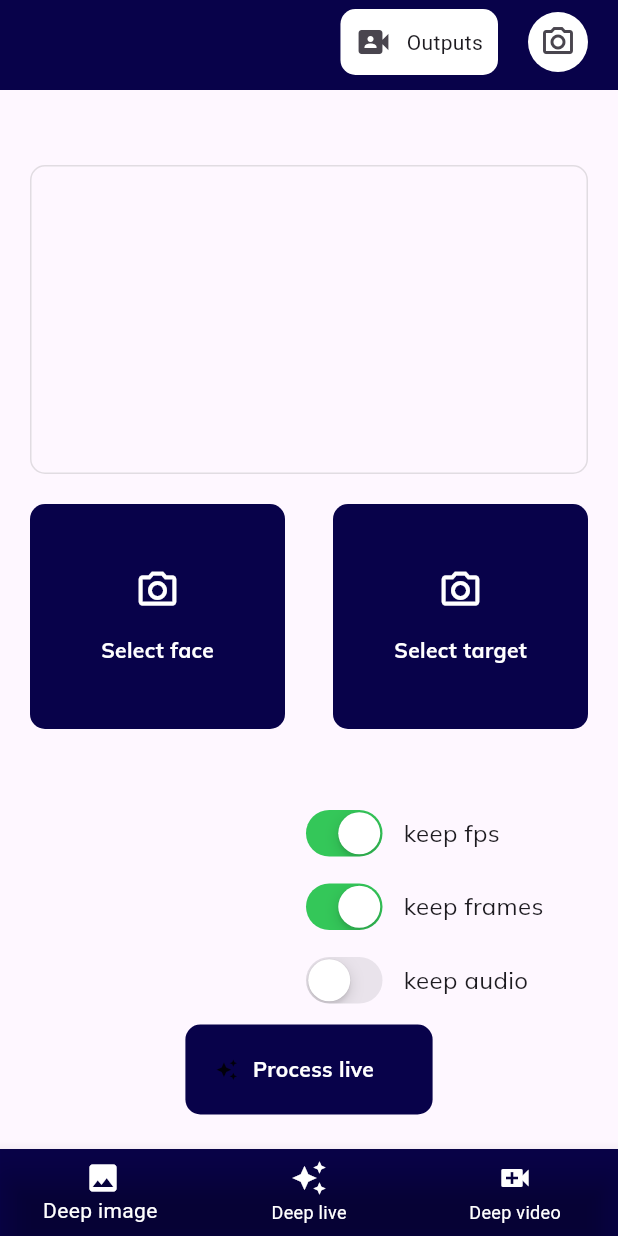
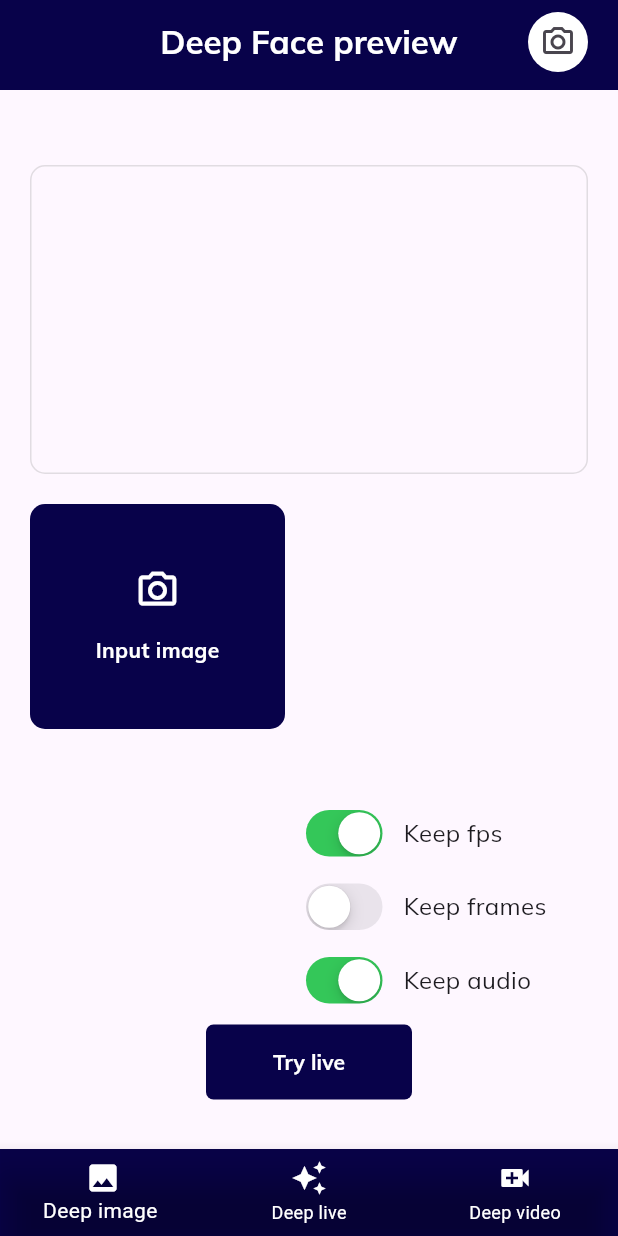
Before and after one commit to nicowalter256/flutter_deep_face_cam, a Flutter app: the screen it shows after launch, item 2 of the bottom bar chosen, on a phone screen of 412 x 824 dp. Run offline on Flutter 3.47's test engine with Material 3 defaults, Android fonts, the phone set to English and light mode, and no system bars; our stand-ins replace google_fonts, image_picker.

Commit message:
fix: positioned close icon, open camera on try live

```diff
--- a/lib/controllers/home_controller.dart
+++ b/lib/controllers/home_controller.dart
@@ -3,18 +3,28 @@ import 'package:flutter/material.dart';
 class HomeController extends ChangeNotifier {
   int currentIndex = 0;
 
-  String btnText = "image";
+  String btnText = "Process image";
+  String cardText = "Select image";
+
+  List<Map<String, dynamic>> switchOtions = [
+    {"id": 1, "name": "Keep fps", "status": true},
+    {"id": 2, "name": "Keep frames", "status": false},
+    {"id": 3, "name": "Keep audio", "status": true}
+  ];
 
   void updateIndex(int index) {
     currentIndex = index;
     if (index == 0) {
-      btnText = "image";
+      btnText = "Process image";
+      cardText = "Select image";
     }
     if (index == 1) {
-      btnText = "live";
+      btnText = "Try live";
+      cardText = "Input image";
     }
     if (index == 2) {
-      btnText = "video";
+      btnText = "Process video";
+      cardText = "Select video";
     }
     notifyListeners();
   }
--- a/lib/views/home_screen.dart
+++ b/lib/views/home_screen.dart
@@ -1,10 +1,12 @@
 import 'package:flutter/material.dart';
 import 'package:google_fonts/google_fonts.dart';
+import 'package:image_picker/image_picker.dart';
 import 'package:provider/provider.dart';
 import '../constants/colors.dart';
 import '../controllers/home_controller.dart';
 import '../widgets/app_bar_widget.dart';
 import '../widgets/bottom_navigation_widget.dart';
+import '../widgets/custom_button.dart';
 import '../widgets/process_image.dart';
 import '../widgets/switch_widget.dart';
 
@@ -16,6 +18,7 @@ class HomeScreen extends StatefulWidget {
 }
 
 class _HomeScreenState extends State<HomeScreen> {
+  ImagePicker imagePicker = ImagePicker();
   @override
   Widget build(BuildContext context) {
     final size = MediaQuery.sizeOf(context);
@@ -51,44 +54,31 @@ class _HomeScreenState extends State<HomeScreen> {
                     children: [
                       const ProcessImage(),
                       const SizedBox(height: 50),
-                      const SwitchWidget(
-                        title: "keep fps",
-                        toggler: true,
-                      ),
-                      const SwitchWidget(
-                        title: "keep frames",
-                        toggler: true,
-                      ),
-                      const SwitchWidget(
-                        title: "keep audio",
-                        toggler: false,
-                      ),
-                      Container(
-                        width: size.height / 5,
-                        decoration: const BoxDecoration(
-                          color: blueBG,
-                          borderRadius: BorderRadius.all(
-                            Radius.circular(10),
-                          ),
+                      if (controller.currentIndex != 0)
+                        Column(
+                          mainAxisSize: MainAxisSize.min,
+                          children: List.generate(
+                              controller.switchOtions.length, (index) {
+                            var data = controller.switchOtions[index];
+                            return SwitchWidget(
+                              title: data['name'],
+                              toggler: data['status'],
+                            );
+                          }).toList(),
                         ),
-                        padding: const EdgeInsets.symmetric(
-                            horizontal: 20, vertical: 20),
-                        child: Row(
-                          children: [
-                            const Icon(
-                              Icons.auto_awesome,
-                              size: 15,
-                            ),
-                            const SizedBox(width: 10),
-                            Text(
-                              "Process ${controller.btnText}",
-                              style: GoogleFonts.mulish(
-                                textStyle: const TextStyle(
-                                    color: whiteBG,
-                                    fontWeight: FontWeight.bold),
-                              ),
-                            )
-                          ],
+                      SizedBox(
+                        width: size.width / 3,
+                        child: CustomButton(
+                          name: controller.btnText,
+                          btnColor: blueBG,
+                          textColor: whiteBG,
+                          onPress: () async => {
+                            if (controller.currentIndex == 1)
+                              {
+                                await imagePicker.pickImage(
+                                    source: ImageSource.camera)
+                              }
+                          },
                         ),
                       ),
                     ],
--- a/lib/widgets/app_bar_widget.dart
+++ b/lib/widgets/app_bar_widget.dart
@@ -1,4 +1,5 @@
 import 'package:flutter/material.dart';
+import 'package:google_fonts/google_fonts.dart';
 
 import '../constants/colors.dart';
 
@@ -11,21 +12,15 @@ class AppBarWidget extends StatelessWidget implements PreferredSizeWidget {
       flexibleSpace: Container(
         decoration: const BoxDecoration(color: blueBG),
       ),
+      title: Text(
+        "Deep Face preview",
+        style: GoogleFonts.mulish(
+          textStyle:
+              const TextStyle(color: whiteBG, fontWeight: FontWeight.bold),
+        ),
+      ),
+      centerTitle: true,
       actions: [
-        Container(
-          padding: const EdgeInsets.symmetric(horizontal: 10, vertical: 10),
-          decoration: const BoxDecoration(
-              color: whiteBG,
-              borderRadius: BorderRadius.all(Radius.circular(10))),
-          child: const Row(
-            mainAxisAlignment: MainAxisAlignment.spaceBetween,
-            children: [
-              Icon(Icons.video_camera_front),
-              SizedBox(width: 10),
-              Text("Outputs")
-            ],
-          ),
-        ),
         const SizedBox(width: 20),
         Container(
           height: 40,
--- a/lib/widgets/process_image.dart
+++ b/lib/widgets/process_image.dart
@@ -2,7 +2,9 @@ import 'dart:io';
 import 'package:flutter/material.dart';
 import 'package:google_fonts/google_fonts.dart';
 import 'package:image_picker/image_picker.dart';
+import 'package:provider/provider.dart';
 import '../constants/colors.dart';
+import '../controllers/home_controller.dart';
 
 class ProcessImage extends StatefulWidget {
   const ProcessImage({super.key});
@@ -156,6 +158,9 @@ class _ProcessImageState extends State<ProcessImage> {
 
   @override
   Widget build(BuildContext context) {
+    return Consumer<HomeController>(
+      builder: (BuildContext context, HomeController value, Widget? child) {
+        final controller = context.read<HomeController>();
         return Padding(
           padding: const EdgeInsets.symmetric(horizontal: 20),
           child: Row(
@@ -173,7 +178,9 @@ class _ProcessImageState extends State<ProcessImage> {
                         width: 170,
                       ),
                     ),
-                Positioned.fill(
+                    Positioned(
+                        top: 5,
+                        right: 5,
                         child: Center(
                           child: GestureDetector(
                             onTap: () {
@@ -207,6 +214,15 @@ class _ProcessImageState extends State<ProcessImage> {
                     child: Column(
                       mainAxisAlignment: MainAxisAlignment.center,
                       children: [
+                        if (controller.currentIndex == 2)
+                          const Center(
+                            child: Icon(
+                              Icons.video_camera_back_outlined,
+                              size: 30,
+                              color: whiteBG,
+                            ),
+                          ),
+                        if (controller.currentIndex != 2)
                           const Center(
                             child: Icon(
                               Icons.camera_alt_outlined,
@@ -216,7 +232,7 @@ class _ProcessImageState extends State<ProcessImage> {
                           ),
                         const SizedBox(height: 15),
                         Text(
-                      "Select face",
+                          controller.cardText,
                           style: GoogleFonts.mulish(
                             textStyle: const TextStyle(
                                 color: whiteBG, fontWeight: FontWeight.bold),
@@ -242,7 +258,9 @@ class _ProcessImageState extends State<ProcessImage> {
                         width: 170,
                       ),
                     ),
-                Positioned.fill(
+                    Positioned(
+                        right: 5,
+                        top: 5,
                         child: Center(
                           child: GestureDetector(
                             onTap: () {
@@ -265,7 +283,9 @@ class _ProcessImageState extends State<ProcessImage> {
                   ],
                 ),
               Visibility(
-            visible: target != null ? false : true,
+                visible: target != null || controller.currentIndex == 1
+                    ? false
+                    : true,
                 child: GestureDetector(
                   child: Container(
                     height: 150,
@@ -302,5 +322,7 @@ class _ProcessImageState extends State<ProcessImage> {
             ],
           ),
         );
+      },
+    );
   }
 }
--- a/lib/widgets/switch_widget.dart
+++ b/lib/widgets/switch_widget.dart
@@ -1,11 +1,16 @@
 import 'package:flutter/cupertino.dart';
 import 'package:google_fonts/google_fonts.dart';
 
-class SwitchWidget extends StatelessWidget {
-  final bool toggler;
+class SwitchWidget extends StatefulWidget {
+  bool toggler;
   final String title;
-  const SwitchWidget({super.key, required this.toggler, required this.title});
+  SwitchWidget({super.key, required this.toggler, required this.title});
 
+  @override
+  State<SwitchWidget> createState() => _SwitchWidgetState();
+}
+
+class _SwitchWidgetState extends State<SwitchWidget> {
   @override
   Widget build(BuildContext context) {
     return Padding(
@@ -14,16 +19,16 @@ class SwitchWidget extends StatelessWidget {
         mainAxisAlignment: MainAxisAlignment.start,
         children: [
           CupertinoSwitch(
-            value: toggler,
+            value: widget.toggler,
             onChanged: (value) {
-              // setState(() {
-              //   _switchValue = !_switchValue;
-              // });
+              setState(() {
+                widget.toggler = !widget.toggler;
+              });
             },
           ),
           const SizedBox(width: 10),
           Text(
-            title,
+            widget.title,
             style: GoogleFonts.mulish(
               textStyle:
                   const TextStyle(fontSize: 16, fontWeight: FontWeight.normal),
```
Lines whose indentation alone changed are shown as unchanged.
